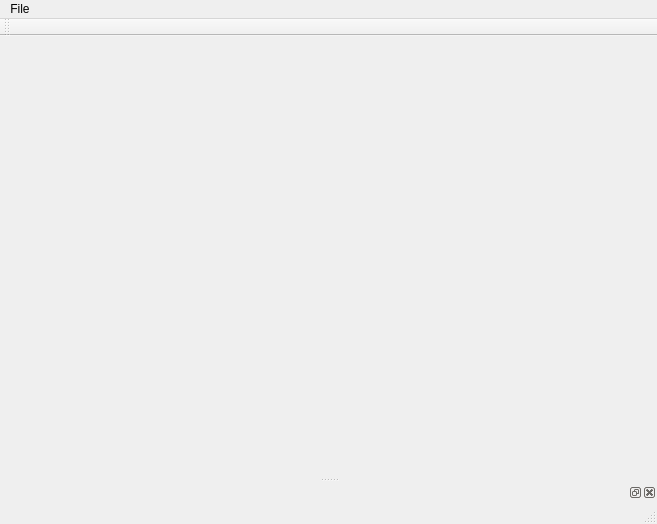
The window that mainwindow.ui (jreuss/tudimapper) describes before a commit, drawn with Qt 5.
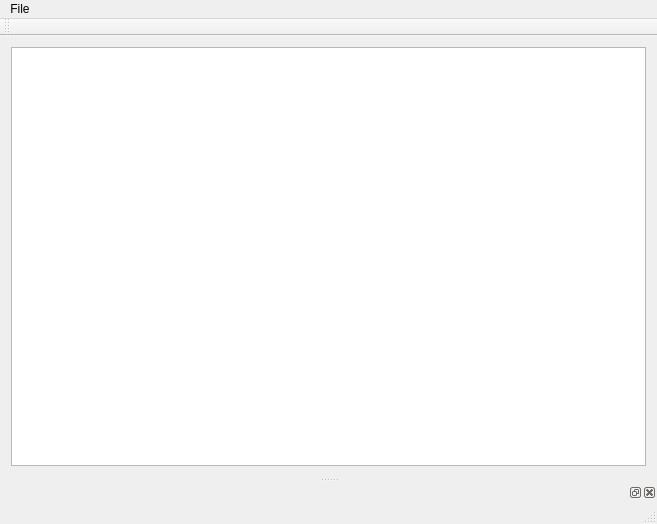
The same window after the commit. Custom widgets are drawn as their Qt base class.

What changed in the file:
```diff
--- a/mainwindow.ui
+++ b/mainwindow.ui
@@ -13,7 +13,13 @@
   <property name="windowTitle">
    <string>MainWindow</string>
   </property>
-  <widget class="QWidget" name="centralWidget"/>
+  <widget class="QWidget" name="centralWidget">
+   <layout class="QGridLayout" name="gridLayout">
+    <item row="0" column="0">
+     <widget class="QGraphicsView" name="graphicsView"/>
+    </item>
+   </layout>
+  </widget>
   <widget class="QMenuBar" name="menuBar">
    <property name="geometry">
     <rect>
```
